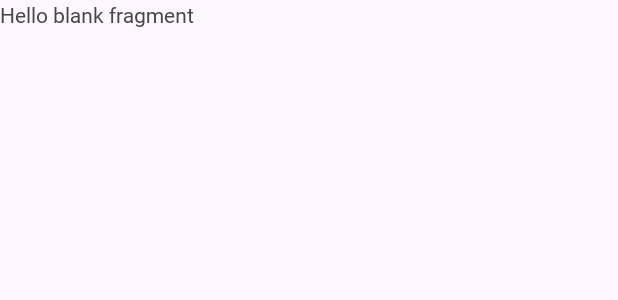
After one commit to JonghyeonC/LastMarket, an Android app: the layout fragment_detail.xml on its own in the app's theme, with its tools: preview values and no code run, on a phone screen of 412 x 824 dp. The commit adds this screen. Shown: the top 300 px of the screen. Run offline under Robolectric (Android 15) with nearby library versions, the phone set to English and light mode, and no system bars.

Commit message:
Feat(M): add nav-fragment2
프래그먼트 생성2

```diff
--- a/mobile/LastMarket/app/src/main/java/com/jphr/lastmarket/activity/JoinActivity.kt
+++ b/mobile/LastMarket/app/src/main/java/com/jphr/lastmarket/activity/JoinActivity.kt
@@ -130,4 +130,5 @@
         startActivity(intent)
 
     }
+
 }
--- a/mobile/LastMarket/app/src/main/res/layout/activity_main.xml
+++ b/mobile/LastMarket/app/src/main/res/layout/activity_main.xml
@@ -30,6 +30,7 @@
                 app:navigationIcon="@drawable/hamberger"
 
                 />
+
             <!--fit systemwindow윈도우 창이랑 자연스럽게 이어지게-->
         </com.google.android.material.appbar.AppBarLayout>
 
--- /dev/null
+++ b/mobile/LastMarket/app/src/main/res/layout/fragment_detail.xml
@@ -0,0 +1,14 @@
+<?xml version="1.0" encoding="utf-8"?>
+<FrameLayout xmlns:android="http://schemas.android.com/apk/res/android"
+    xmlns:tools="http://schemas.android.com/tools"
+    android:layout_width="match_parent"
+    android:layout_height="match_parent"
+    tools:context=".fragment.DetailFragment">
+
+    <!-- TODO: Update blank fragment layout -->
+    <TextView
+        android:layout_width="match_parent"
+        android:layout_height="match_parent"
+        android:text="@string/hello_blank_fragment" />
+
+</FrameLayout>
--- a/mobile/LastMarket/app/src/main/res/values/naver_key.xml
+++ b/mobile/LastMarket/app/src/main/res/values/naver_key.xml
@@ -1,6 +1,6 @@
 <?xml version="1.0" encoding="utf-8"?>
 <resources>
-    <string name="client_id">npz20uxg7uwa05RpYjnV</string>
-    <string name="client_secret">joaIRAjtOs</string>
+    <string name="client_id">CAgPJNeTleyiPVXM_NzV</string>
+    <string name="client_secret">p058bV_4re</string>
     <string name="client_name">LastMarket</string>
 </resources>
```
Also changed, not shown: mobile/LastMarket/app/src/main/java/com/jphr/lastmarket/activity/MainActivity.kt (+22 -20 lines), mobile/LastMarket/app/src/main/java/com/jphr/lastmarket/api/RequestApiTask.kt (added, +103 -0 lines), mobile/LastMarket/app/src/main/java/com/jphr/lastmarket/fragment/DetailFragment.kt (added, +60 -0 lines), mobile/LastMarket/app/src/main/res/layout/fragment_search.xml (+5 -8 lines).
